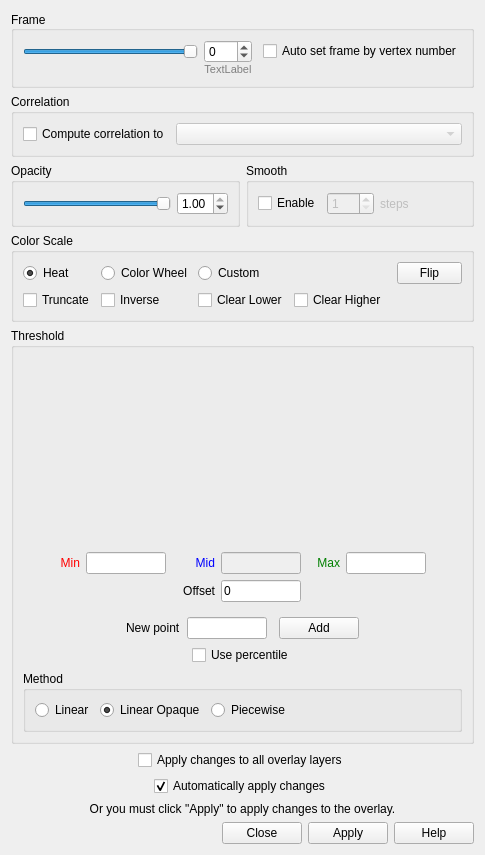
The window that freeview/WindowConfigureOverlay.ui (freesurfer/freesurfer) describes before a commit, drawn with Qt 5.
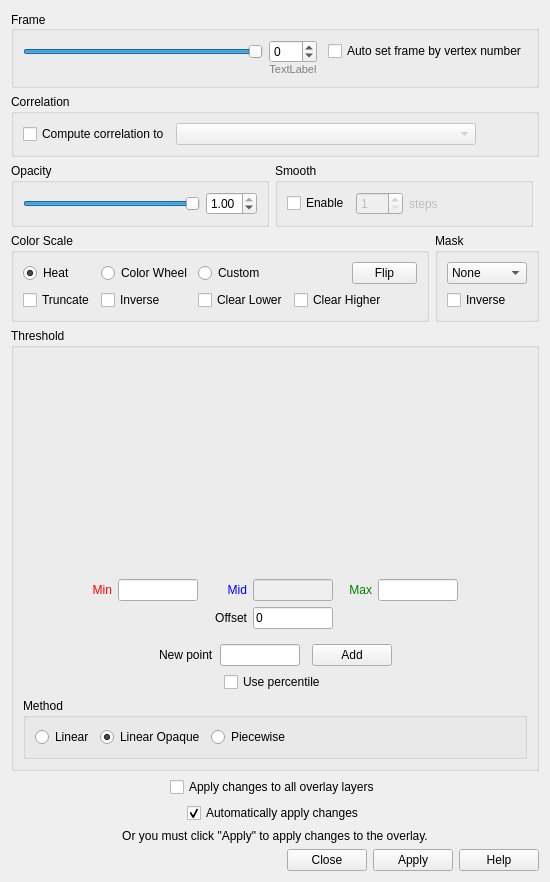
The same window after the commit. Custom widgets are drawn as their Qt base class.

The edit to the form file:
```diff
--- a/freeview/WindowConfigureOverlay.ui
+++ b/freeview/WindowConfigureOverlay.ui
@@ -6,8 +6,8 @@
    <rect>
     <x>0</x>
     <y>0</y>
-    <width>485</width>
-    <height>845</height>
+    <width>550</width>
+    <height>882</height>
    </rect>
   </property>
   <property name="windowTitle">
@@ -22,42 +22,7 @@
      <property name="topMargin">
       <number>0</number>
      </property>
-     <item row="2" column="0">
-      <widget class="QGroupBox" name="groupBox">
-       <property name="title">
-        <string>Opacity</string>
-       </property>
-       <layout class="QHBoxLayout" name="horizontalLayout">
-        <item>
-         <widget class="QSlider" name="sliderOpacity">
-          <property name="maximum">
-           <number>100</number>
-          </property>
-          <property name="value">
-           <number>100</number>
-          </property>
-          <property name="orientation">
-           <enum>Qt::Horizontal</enum>
-          </property>
-         </widget>
-        </item>
-        <item>
-         <widget class="QDoubleSpinBox" name="doubleSpinBoxOpacity">
-          <property name="maximum">
-           <double>1.000000000000000</double>
-          </property>
-          <property name="singleStep">
-           <double>0.050000000000000</double>
-          </property>
-          <property name="value">
-           <double>1.000000000000000</double>
-          </property>
-         </widget>
-        </item>
-       </layout>
-      </widget>
-     </item>
-     <item row="2" column="1">
+     <item row="3" column="1">
       <widget class="QGroupBox" name="groupBox_5">
        <property name="title">
         <string>Smooth</string>
@@ -109,7 +74,96 @@
        </layout>
       </widget>
      </item>
-     <item row="0" column="0" colspan="2">
+     <item row="3" column="0">
+      <widget class="QGroupBox" name="groupBox">
+       <property name="title">
+        <string>Opacity</string>
+       </property>
+       <layout class="QHBoxLayout" name="horizontalLayout">
+        <item>
+         <widget class="QSlider" name="sliderOpacity">
+          <property name="maximum">
+           <number>100</number>
+          </property>
+          <property name="value">
+           <number>100</number>
+          </property>
+          <property name="orientation">
+           <enum>Qt::Horizontal</enum>
+          </property>
+         </widget>
+        </item>
+        <item>
+         <widget class="QDoubleSpinBox" name="doubleSpinBoxOpacity">
+          <property name="maximum">
+           <double>1.000000000000000</double>
+          </property>
+          <property name="singleStep">
+           <double>0.050000000000000</double>
+          </property>
+          <property name="value">
+           <double>1.000000000000000</double>
+          </property>
+         </widget>
+        </item>
+       </layout>
+      </widget>
+     </item>
+     <item row="1" column="0" colspan="3">
+      <widget class="QGroupBox" name="groupBoxCorrelation">
+       <property name="title">
+        <string>Correlation</string>
+       </property>
+       <layout class="QHBoxLayout" name="horizontalLayout_4">
+        <item>
+         <widget class="QCheckBox" name="checkBoxComputeCorrelation">
+          <property name="text">
+           <string>Compute correlation to</string>
+          </property>
+         </widget>
+        </item>
+        <item>
+         <widget class="QComboBox" name="comboBoxVolumes">
+          <property name="enabled">
+           <bool>false</bool>
+          </property>
+          <property name="sizePolicy">
+           <sizepolicy hsizetype="Preferred" vsizetype="Fixed">
+            <horstretch>1</horstretch>
+            <verstretch>0</verstretch>
+           </sizepolicy>
+          </property>
+          <property name="minimumSize">
+           <size>
+            <width>200</width>
+            <height>0</height>
+           </size>
+          </property>
+          <property name="maximumSize">
+           <size>
+            <width>300</width>
+            <height>1677777</height>
+           </size>
+          </property>
+         </widget>
+        </item>
+        <item>
+         <spacer name="horizontalSpacer_13">
+          <property name="orientation">
+           <enum>Qt::Horizontal</enum>
+          </property>
+          <property name="sizeHint" stdset="0">
+           <size>
+            <width>0</width>
+            <height>0</height>
+           </size>
+          </property>
+         </spacer>
+        </item>
+       </layout>
+      </widget>
+     </item>
+     <item row="0" column="0" colspan="3">
       <widget class="QGroupBox" name="groupBoxFrame">
        <property name="title">
         <string>Frame</string>
@@ -184,82 +238,30 @@
        </layout>
       </widget>
      </item>
-     <item row="1" column="0" colspan="2">
-      <widget class="QGroupBox" name="groupBoxCorrelation">
-       <property name="title">
-        <string>Correlation</string>
-       </property>
-       <layout class="QHBoxLayout" name="horizontalLayout_4">
-        <item>
-         <widget class="QCheckBox" name="checkBoxComputeCorrelation">
-          <property name="text">
-           <string>Compute correlation to</string>
-          </property>
-         </widget>
+    </layout>
         </item>
         <item>
-         <widget class="QComboBox" name="comboBoxVolumes">
-          <property name="enabled">
-           <bool>false</bool>
-          </property>
-          <property name="sizePolicy">
-           <sizepolicy hsizetype="Preferred" vsizetype="Fixed">
-            <horstretch>1</horstretch>
-            <verstretch>0</verstretch>
-           </sizepolicy>
-          </property>
-          <property name="minimumSize">
-           <size>
-            <width>200</width>
-            <height>0</height>
-           </size>
-          </property>
-          <property name="maximumSize">
-           <size>
-            <width>300</width>
-            <height>1677777</height>
-           </size>
-          </property>
-         </widget>
-        </item>
-        <item>
-         <spacer name="horizontalSpacer_13">
-          <property name="orientation">
-           <enum>Qt::Horizontal</enum>
-          </property>
-          <property name="sizeHint" stdset="0">
-           <size>
-            <width>0</width>
-            <height>0</height>
-           </size>
-          </property>
-         </spacer>
-        </item>
-       </layout>
-      </widget>
-     </item>
-    </layout>
-   </item>
+    <layout class="QHBoxLayout" name="horizontalLayout_2">
+     <property name="topMargin">
+      <number>0</number>
+     </property>
    <item>
     <widget class="QGroupBox" name="groupBox_2">
      <property name="title">
       <string>Color Scale</string>
      </property>
      <layout class="QGridLayout" name="gridLayout">
-      <item row="0" column="0">
-       <widget class="QRadioButton" name="radioButtonHeat">
+        <item row="1" column="2">
+         <widget class="QCheckBox" name="checkBoxClearLower">
         <property name="text">
-         <string>Heat</string>
-        </property>
-        <property name="checked">
-         <bool>true</bool>
+           <string>Clear Lower</string>
         </property>
        </widget>
       </item>
-      <item row="0" column="1">
-       <widget class="QRadioButton" name="radioButtonColorWheel">
+        <item row="1" column="3" colspan="2">
+         <widget class="QCheckBox" name="checkBoxClearHigher">
         <property name="text">
-         <string>Color Wheel</string>
+           <string>Clear Higher</string>
         </property>
        </widget>
       </item>
@@ -296,6 +298,23 @@
         </property>
        </widget>
       </item>
+        <item row="0" column="0">
+         <widget class="QRadioButton" name="radioButtonHeat">
+          <property name="text">
+           <string>Heat</string>
+          </property>
+          <property name="checked">
+           <bool>true</bool>
+          </property>
+         </widget>
+        </item>
+        <item row="0" column="1">
+         <widget class="QRadioButton" name="radioButtonColorWheel">
+          <property name="text">
+           <string>Color Wheel</string>
+          </property>
+         </widget>
+        </item>
       <item row="1" column="0">
        <widget class="QCheckBox" name="checkBoxTruncate">
         <property name="text">
@@ -310,22 +329,41 @@
         </property>
        </widget>
       </item>
-      <item row="1" column="2">
-       <widget class="QCheckBox" name="checkBoxClearLower">
+       </layout>
+      </widget>
+     </item>
+     <item>
+      <widget class="QGroupBox" name="groupBox_6">
+       <property name="title">
+        <string>Mask</string>
+       </property>
+       <layout class="QVBoxLayout" name="verticalLayout_3">
+        <item>
+         <widget class="QComboBox" name="comboBoxMask">
+          <property name="minimumSize">
+           <size>
+            <width>80</width>
+            <height>0</height>
+           </size>
+          </property>
+          <item>
         <property name="text">
-         <string>Clear Lower</string>
-        </property>
-       </widget>
-      </item>
-      <item row="1" column="3" colspan="2">
-       <widget class="QCheckBox" name="checkBoxClearHigher">
+            <string>None</string>
+           </property>
+          </item>
+         </widget>
+        </item>
+        <item>
+         <widget class="QCheckBox" name="checkBoxMaskInverse">
         <property name="text">
-         <string>Clear Higher</string>
+           <string>Inverse</string>
         </property>
        </widget>
       </item>
      </layout>
     </widget>
+     </item>
+    </layout>
    </item>
    <item>
     <widget class="QGroupBox" name="groupBox_3">
@@ -353,6 +391,7 @@
           <height>180</height>
          </size>
         </property>
+        <zorder></zorder>
        </widget>
       </item>
       <item>
@@ -541,7 +580,16 @@
       <item>
        <widget class="QWidget" name="widgetHolderAddPoint" native="true">
         <layout class="QHBoxLayout" name="horizontalLayout_6">
-         <property name="margin">
+         <property name="leftMargin">
+          <number>0</number>
+         </property>
+         <property name="topMargin">
+          <number>0</number>
+         </property>
+         <property name="rightMargin">
+          <number>0</number>
+         </property>
+         <property name="bottomMargin">
           <number>0</number>
          </property>
          <item>
```
Lines whose indentation alone changed are shown as unchanged.
